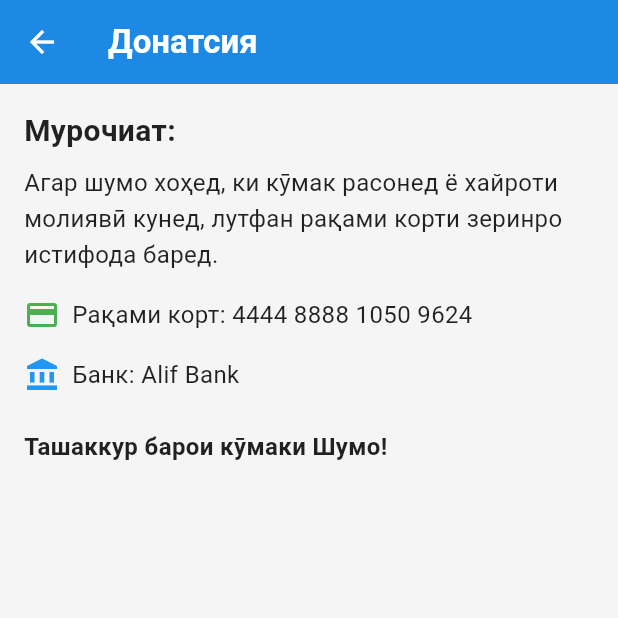
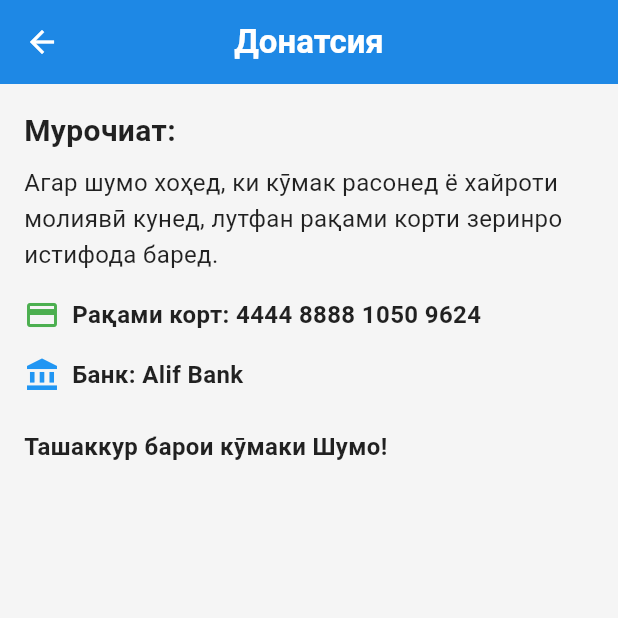
Before and after one commit to asliddinamir/Tajik_Essays, a Flutter app: the DonationPage screen opened directly, on a phone screen of 412 x 824 dp, the top half of it. Run offline on Flutter 3.47's test engine with Material 3 defaults, Android fonts, the phone set to English and light mode, and no system bars; our stand-ins replace font_awesome_flutter; statements that could not run were skipped.

Commit message:
updated code

```diff
--- a/tajik_essays/lib/about_page.dart
+++ b/tajik_essays/lib/about_page.dart
@@ -8,6 +8,7 @@ class AboutPage extends StatelessWidget {
     return Scaffold(
       appBar: AppBar(
         backgroundColor: const Color(0xFF1E88E5), // Blue background color
+        centerTitle: true,
         title: const Text(
           'Оиди Барнома',
           style: TextStyle(
--- a/tajik_essays/lib/contact_page.dart
+++ b/tajik_essays/lib/contact_page.dart
@@ -9,6 +9,7 @@ class ContactPage extends StatelessWidget {
     return Scaffold(
       appBar: AppBar(
         backgroundColor: const Color(0xFF1E88E5), // Blue background color
+        centerTitle: true,
         title: const Text(
           'Тамос',
           style: TextStyle(
--- a/tajik_essays/lib/donation_page.dart
+++ b/tajik_essays/lib/donation_page.dart
@@ -7,7 +7,8 @@ class DonationPage extends StatelessWidget {
   Widget build(BuildContext context) {
     return Scaffold(
       appBar: AppBar(
-        backgroundColor: const Color(0xFF1E88E5), // Blue background color
+        backgroundColor: Color(0xFF1E88E5), // Blue background color
+        centerTitle: true,
         title: const Text(
           'Донатсия',
           style: TextStyle(
@@ -58,6 +59,7 @@ class DonationPage extends StatelessWidget {
                     'Рақами корт: 4444 8888 1050 9624',
                     style: TextStyle(
                       fontSize: 16,
+                      fontWeight: FontWeight.bold, // Bold card number
                       color: Colors.black87,
                     ),
                   ),
@@ -75,6 +77,7 @@ class DonationPage extends StatelessWidget {
                     'Банк: Alif Bank',
                     style: TextStyle(
                       fontSize: 16,
+                      fontWeight: FontWeight.bold, // Bold bank name
                       color: Colors.black87,
                     ),
                   ),
```
